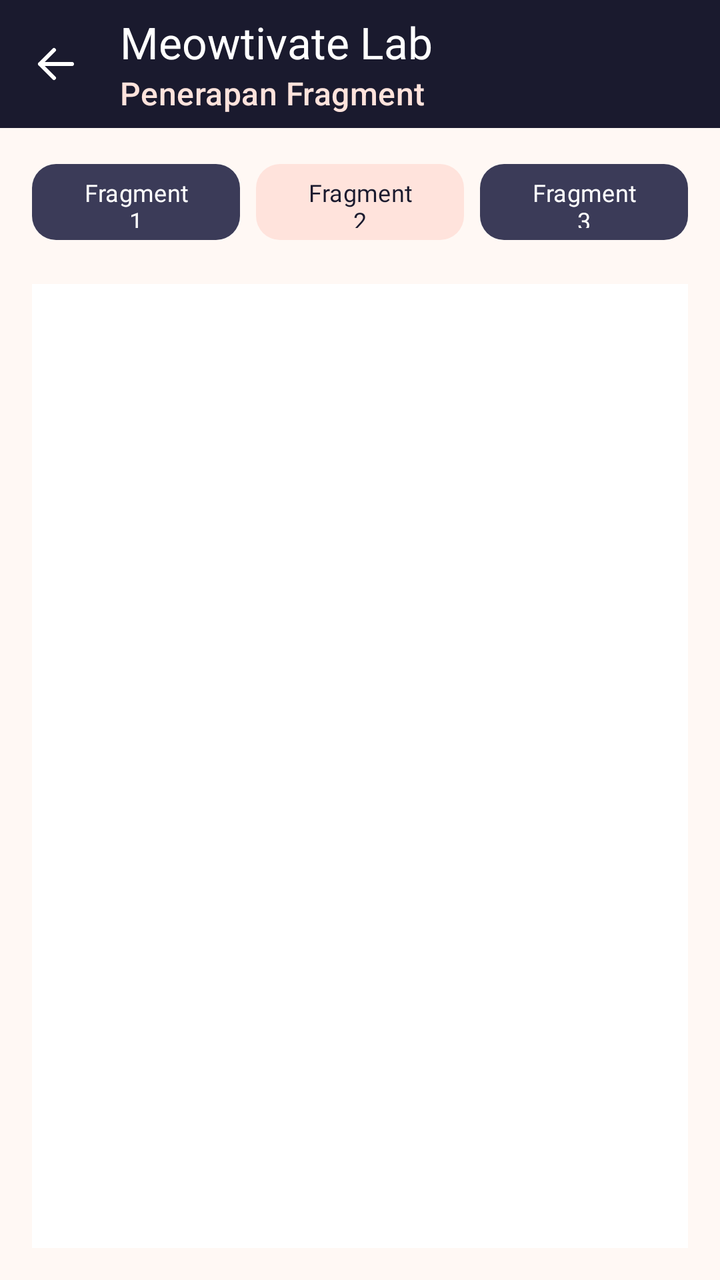
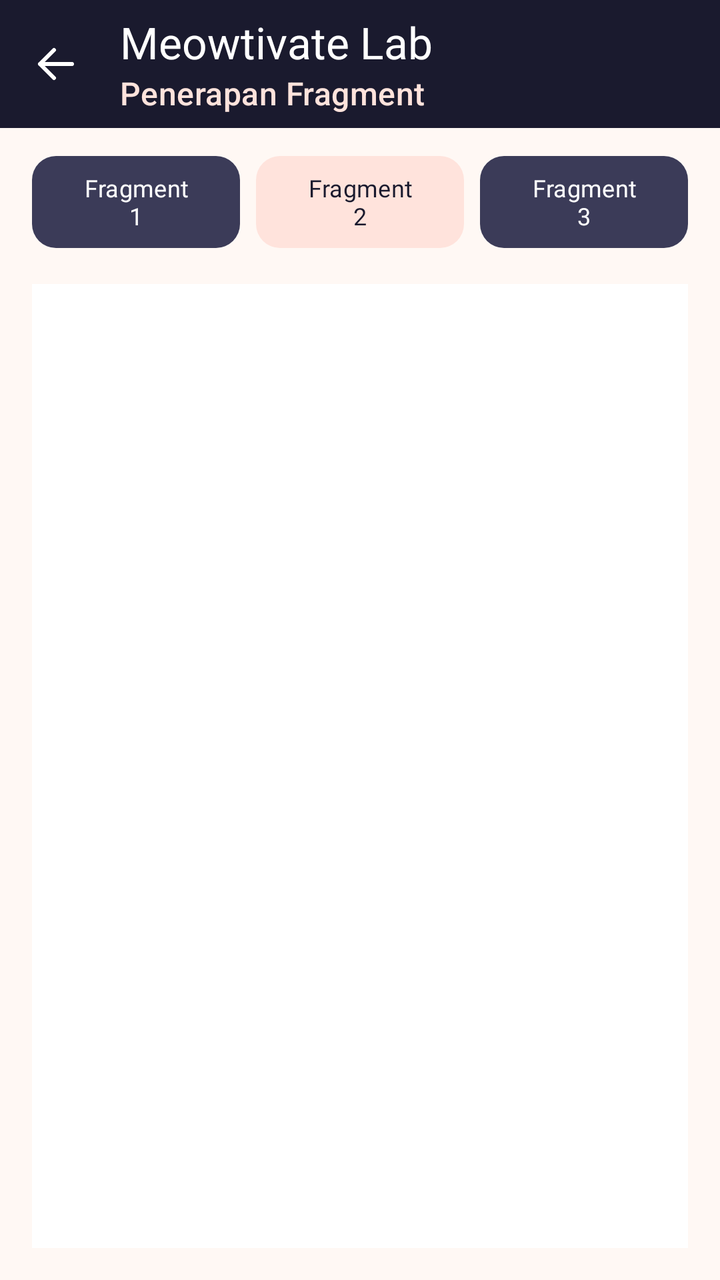

Two renders of the same Android screen: before a commit and after it. Below are the layout's source before the change and the commit's diff.
<!-- AndroidManifest.xml: application theme Theme.Project_risqullah -->
<!-- res/layout/activity_sixth.xml -->
<?xml version="1.0" encoding="utf-8"?>
<androidx.constraintlayout.widget.ConstraintLayout
    xmlns:android="http://schemas.android.com/apk/res/android"
    xmlns:app="http://schemas.android.com/apk/res-auto"
    xmlns:tools="http://schemas.android.com/tools"
    android:id="@+id/main"
    android:layout_width="match_parent"
    android:layout_height="match_parent"
    android:background="@color/cream"
    tools:context=".pertemuan_6.SixthActivity">

    
    <com.google.android.material.appbar.MaterialToolbar
        android:id="@+id/toolbar"
        android:layout_width="0dp"
        android:layout_height="?attr/actionBarSize"
        android:background="@color/navy"
        app:title="Meowtivate Lab"
        app:subtitle="Penerapan Fragment"
        app:titleTextColor="@color/white"
        app:subtitleTextColor="@color/peach"
        app:navigationIcon="@drawable/ic_arrow_back"
        app:navigationIconTint="@color/white"
        app:layout_constraintTop_toTopOf="parent"
        app:layout_constraintStart_toStartOf="parent"
        app:layout_constraintEnd_toEndOf="parent" />

    
    <com.google.android.material.button.MaterialButton
        android:id="@+id/btnFragment1"
        android:layout_width="0dp"
        android:layout_height="46dp"
        android:layout_marginStart="16dp"
        android:layout_marginTop="14dp"
        android:layout_marginEnd="4dp"
        android:text="Fragment 1"
        android:textAllCaps="false"
        android:textSize="12sp"
        android:fontFamily="@font/inter_semibold"
        android:textColor="@color/white"
        app:backgroundTint="@color/navy_secondary"
        app:cornerRadius="12dp"
        app:insetTop="0dp"
        app:insetBottom="0dp"
        app:layout_constraintTop_toBottomOf="@id/toolbar"
        app:layout_constraintStart_toStartOf="parent"
        app:layout_constraintEnd_toStartOf="@id/btnFragment2" />

    
    <com.google.android.material.button.MaterialButton
        android:id="@+id/btnFragment2"
        android:layout_width="0dp"
        android:layout_height="46dp"
        android:layout_marginStart="4dp"
        android:layout_marginEnd="4dp"
        android:text="Fragment 2"
        android:textAllCaps="false"
        android:textSize="12sp"
        android:fontFamily="@font/inter_semibold"
        android:textColor="@color/navy"
        app:backgroundTint="@color/peach"
        app:cornerRadius="12dp"
        app:insetTop="0dp"
        app:insetBottom="0dp"
        app:layout_constraintTop_toTopOf="@id/btnFragment1"
        app:layout_constraintStart_toEndOf="@id/btnFragment1"
        app:layout_constraintEnd_toStartOf="@id/btnFragment3" />

    
    <com.google.android.material.button.MaterialButton
        android:id="@+id/btnFragment3"
        android:layout_width="0dp"
        android:layout_height="46dp"
        android:layout_marginStart="4dp"
        android:layout_marginEnd="16dp"
        android:text="Fragment 3"
        android:textAllCaps="false"
        android:textSize="12sp"
        android:fontFamily="@font/inter_semibold"
        android:textColor="@color/white"
        app:backgroundTint="@color/navy_secondary"
        app:cornerRadius="12dp"
        app:insetTop="0dp"
        app:insetBottom="0dp"
        app:layout_constraintTop_toTopOf="@id/btnFragment1"
        app:layout_constraintStart_toEndOf="@id/btnFragment2"
        app:layout_constraintEnd_toEndOf="parent" />

    
    <FrameLayout
        android:id="@+id/fragment_container"
        android:layout_width="0dp"
        android:layout_height="0dp"
        android:layout_marginStart="16dp"
        android:layout_marginTop="18dp"
        android:layout_marginEnd="16dp"
        android:layout_marginBottom="16dp"
        android:background="@color/surface_white"
        app:layout_constraintTop_toBottomOf="@id/btnFragment1"
        app:layout_constraintBottom_toBottomOf="parent"
        app:layout_constraintStart_toStartOf="parent"
        app:layout_constraintEnd_toEndOf="parent" />

</androidx.constraintlayout.widget.ConstraintLayout>
<!-- resources referenced by this layout -->
<resources>
  <color name="cream">#FFF8F4</color>
  <color name="navy">#1A1A2E</color>
  <color name="navy_secondary">#3B3B58</color>
  <color name="peach">#FFE3DC</color>
  <color name="surface_white">#FFFFFF</color>
  <color name="white">#FFFFFFFF</color>
  <!-- drawable ic_arrow_back (drawable) -->
  <vector xmlns:android="http://schemas.android.com/apk/res/android"
      android:width="24dp"
      android:height="24dp"
      android:viewportWidth="24"
      android:viewportHeight="24">
  
      <path
          android:fillColor="#FF1A1A2E"
          android:pathData="M20,12H4 M4,12L11,5 M4,12L11,19"
          android:strokeColor="#FF1A1A2E"
          android:strokeWidth="2"
          android:strokeLineCap="round"
          android:strokeLineJoin="round" />
  
  </vector>
  <style name="Theme.Project_risqullah" parent="Base.Theme.Project_risqullah" />
  <style name="Base.Theme.Project_risqullah" parent="Theme.Material3.Light.NoActionBar">
  
          
          <item name="colorPrimary">@color/navy</item>
          <item name="colorOnPrimary">@color/white</item>
  
          <item name="colorSecondary">@color/coral</item>
          <item name="colorOnSecondary">@color/navy</item>
  
          <item name="colorTertiary">@color/green</item>
  
          
          <item name="colorSurface">@color/surface_white</item>
          <item name="colorOnSurface">@color/text_primary</item>
          <item name="colorOutline">@color/border_default</item>
  
          
          <item name="android:colorAccent">@color/coral</item>
          <item name="android:windowBackground">@color/cream</item>
  
          
          <item name="android:statusBarColor">@color/navy</item>
          <item name="android:navigationBarColor">@color/navy</item>
          <item name="android:windowLightStatusBar">false</item>
          <item name="android:windowLightNavigationBar">false</item>
  
      </style>
  <color name="coral">#FF7A6B</color>
  <color name="green">#52B788</color>
  <color name="text_primary">#1A1A2E</color>
  <color name="border_default">#E5E7EB</color>
</resources>

<!-- the commit's change to res/layout/activity_sixth.xml (unified diff, before → after) -->
@@ -40,8 +40,8 @@
         android:textColor="@color/white"
         app:backgroundTint="@color/navy_secondary"
         app:cornerRadius="12dp"
-        app:insetTop="0dp"
-        app:insetBottom="0dp"
+        android:insetTop="0dp"
+        android:insetBottom="0dp"
         app:layout_constraintTop_toBottomOf="@id/toolbar"
         app:layout_constraintStart_toStartOf="parent"
         app:layout_constraintEnd_toStartOf="@id/btnFragment2" />
@@ -60,8 +60,8 @@
         android:textColor="@color/navy"
         app:backgroundTint="@color/peach"
         app:cornerRadius="12dp"
-        app:insetTop="0dp"
-        app:insetBottom="0dp"
+        android:insetTop="0dp"
+        android:insetBottom="0dp"
         app:layout_constraintTop_toTopOf="@id/btnFragment1"
         app:layout_constraintStart_toEndOf="@id/btnFragment1"
         app:layout_constraintEnd_toStartOf="@id/btnFragment3" />
@@ -80,8 +80,8 @@
         android:textColor="@color/white"
         app:backgroundTint="@color/navy_secondary"
         app:cornerRadius="12dp"
-        app:insetTop="0dp"
-        app:insetBottom="0dp"
+        android:insetTop="0dp"
+        android:insetBottom="0dp"
         app:layout_constraintTop_toTopOf="@id/btnFragment1"
         app:layout_constraintStart_toEndOf="@id/btnFragment2"
         app:layout_constraintEnd_toEndOf="parent" />
